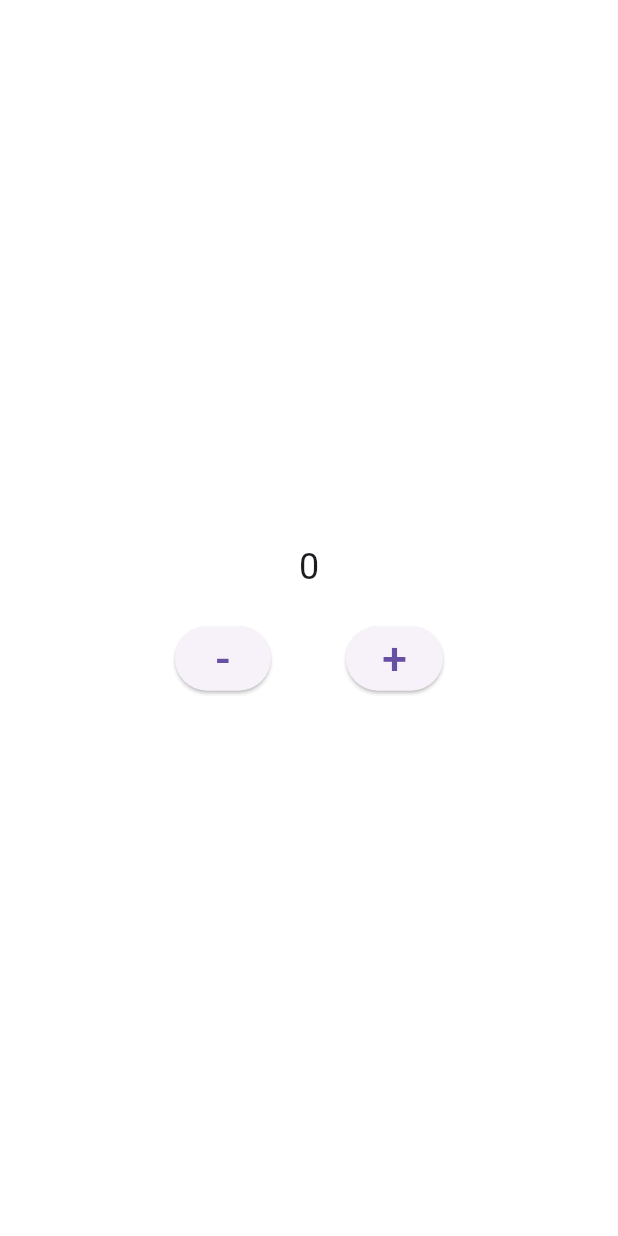
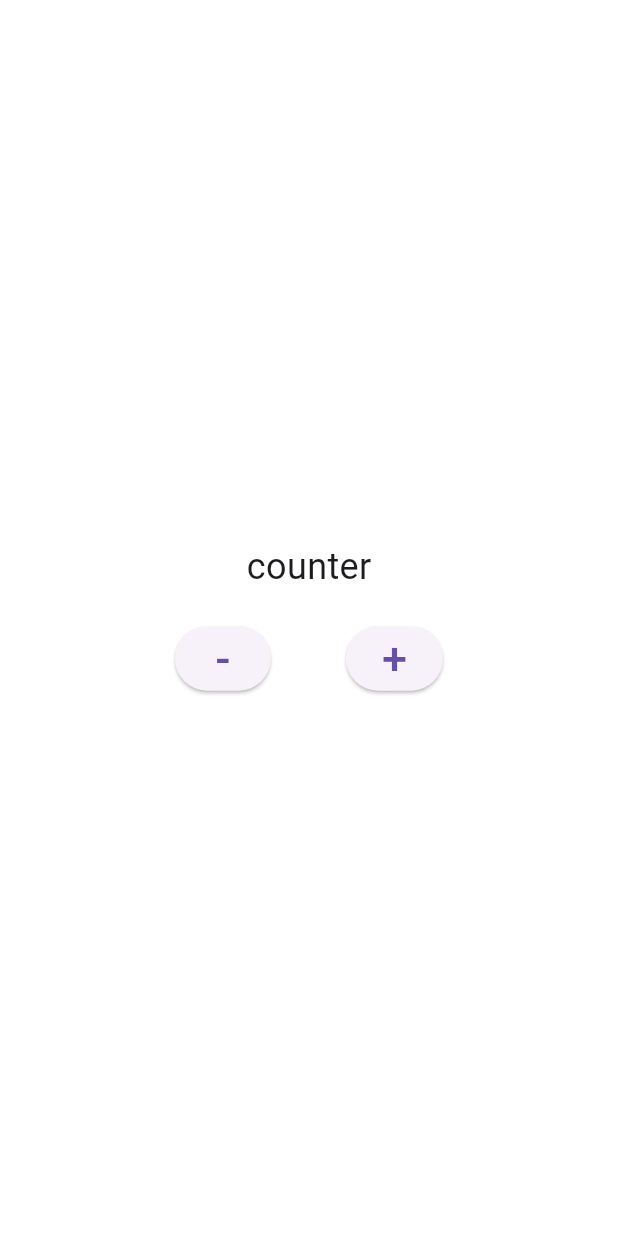
Before and after one commit to AbdelrhmanElsoot/bloc_learning, a Flutter app: the screen it shows after launch, on a phone screen of 412 x 824 dp. Run offline on Flutter 3.47's test engine with Material 3 defaults, Android fonts, the phone set to English and light mode, and no system bars; our stand-ins replace flutter_bloc.

Commit message:
What is cubit and Emit ? & Create CounterState and CounterCubit

```diff
--- /dev/null
+++ b/bloc_learning_eng_usama_course/lib/counter_cubit/counter_cubit.dart
@@ -0,0 +1,36 @@
+import 'package:flutter/material.dart';
+
+class CounterAppScreenWithCubit extends StatelessWidget {
+  const CounterAppScreenWithCubit({super.key});
+
+  @override
+  Widget build(BuildContext context) {
+    return Scaffold(
+      backgroundColor: Colors.white,
+      body: Center(
+        child: Column(
+          crossAxisAlignment: CrossAxisAlignment.center,
+          mainAxisAlignment: MainAxisAlignment.center,
+          children: [
+            Text('counter', style: TextStyle(fontSize: 24)),
+            SizedBox(height: 20),
+            Row(
+              mainAxisAlignment: MainAxisAlignment.center,
+              children: [
+                ElevatedButton(
+                  onPressed: () {},
+                  child: Text('-', style: TextStyle(fontSize: 30)),
+                ),
+                SizedBox(width: 50),
+                ElevatedButton(
+                  onPressed: () {},
+                  child: Text('+', style: TextStyle(fontSize: 30)),
+                ),
+              ],
+            ),
+          ],
+        ),
+      ),
+    );
+  }
+}
--- a/bloc_learning_eng_usama_course/lib/main.dart
+++ b/bloc_learning_eng_usama_course/lib/main.dart
@@ -1,4 +1,4 @@
-import 'package:bloc_learning_eng_usama_course/counter_set_state/counter_set_state.dart';
+import 'package:bloc_learning_eng_usama_course/counter_cubit/counter_cubit.dart';
 import 'package:flutter/material.dart';
 
 void main() {
@@ -12,7 +12,7 @@ class MyApp extends StatelessWidget {
   Widget build(BuildContext context) {
     return MaterialApp(
       debugShowCheckedModeBanner: false,
-      home: CounterAppScreen(),
+      home: CounterAppScreenWithCubit(),
     );
   }
 }
```
Also changed, not shown: bloc_learning_eng_usama_course/lib/counter_cubit/cubit/counter_cubit.dart (added, +25 -0 lines), bloc_learning_eng_usama_course/lib/counter_cubit/cubit/counter_state.dart (added, +21 -0 lines).
